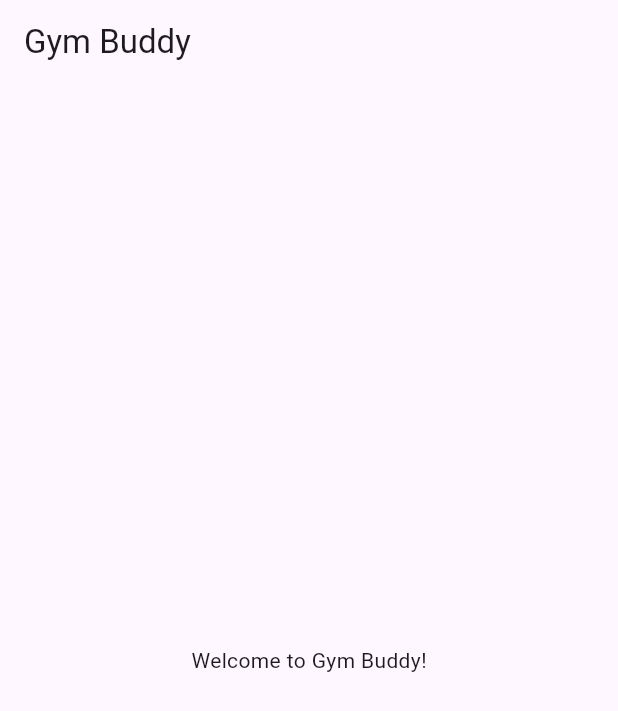
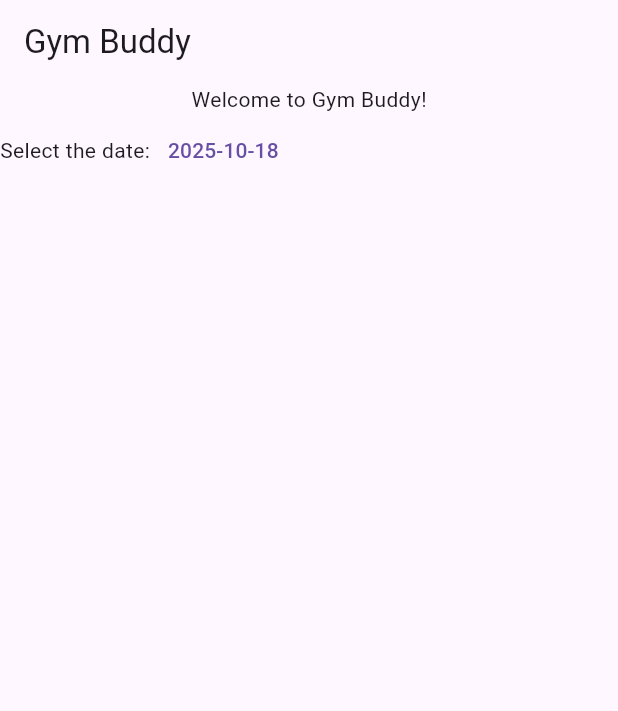
Before and after one commit to vamsikandula03/gymbuddies-fitnesstrackerapp, a Flutter app: the screen it shows after launch, on a phone screen of 412 x 824 dp. Shown: the top 711 px of the screen. Run offline on Flutter 3.47's test engine with Material 3 defaults, Android fonts, the phone set to English and light mode, and no system bars.

Commit message:
modified homepage,created datamodels and a data file

```diff
--- a/gym_buddy/lib/Homepage.dart
+++ b/gym_buddy/lib/Homepage.dart
@@ -1,6 +1,29 @@
 import 'package:flutter/material.dart';
+import 'package:gym_buddy/data/data.dart';
 
-class Homepage extends StatelessWidget {
+class Homepage extends StatefulWidget {
+  @override
+  State<Homepage> createState() => _HomepageState();
+}
+
+class _HomepageState extends State<Homepage> {
+  DateTime selectedDate = DateTime.now();
+
+  Future<void> _pickDate() async {
+    DateTime? picked = await showDatePicker(
+      context: context,
+      initialDate: selectedDate,
+      firstDate: DateTime(2000),
+      lastDate: DateTime(2100),
+    );
+    if (picked != null && picked != selectedDate) {
+      setState(() {
+         selectedDate = picked;
+      });
+
+    }
+  }
+
   @override
   Widget build(BuildContext context) {
     return MaterialApp(
@@ -8,8 +31,24 @@ class Homepage extends StatelessWidget {
         appBar: AppBar(
           title: Text('Gym Buddy'),
         ),
-        body: Center(
-          child: Text('Welcome to Gym Buddy!'),
+        body: Column(
+          children: [
+            Text('Welcome to Gym Buddy!'),
+            Row(
+              children: [
+                Text('Select the date:'),
+                TextButton(onPressed: _pickDate, child: Text(selectedDate.toLocal().toString().split(' ')[0])),
+                // Date picker widget can be added here
+              ],
+            ),
+            Expanded(
+              child: ListView.builder(itemBuilder: (context, index) {
+                return ListTile(
+                  title: Text(filteredExercisesByDate(selectedDate)[index].name),
+                );
+              }, itemCount: filteredExercisesByDate(selectedDate).length),
+            )
+          ],
         ),
       ),
     );
--- /dev/null
+++ b/gym_buddy/lib/data/data.dart
@@ -0,0 +1,6 @@
+import 'package:gym_buddy/datamodels/Exercise.dart';
+
+List<Exercise> exercises = [Exercise("forearms",DateTime.parse("2025-10-19")), Exercise("biceps",DateTime.parse("2025-10-20")),Exercise("legs", DateTime.parse("2025-10-20"))];
+List<Exercise> filteredExercisesByDate(DateTime date) {
+  return exercises.where((exercise) => exercise.date == date).toList();
+}
--- /dev/null
+++ b/gym_buddy/lib/datamodels/Exercise.dart
@@ -0,0 +1,8 @@
+import 'package:gym_buddy/datamodels/ExerciseSet.dart';
+
+class Exercise {
+  DateTime? date;
+  String name;
+  List<Exerciseset>? sets;
+  Exercise(this.name,this.date);
+}
--- /dev/null
+++ b/gym_buddy/lib/datamodels/ExerciseSet.dart
@@ -0,0 +1,5 @@
+class Exerciseset {
+  int? id;
+  int? reps;
+  double? weight;
+}
--- a/gym_buddy/lib/main.dart
+++ b/gym_buddy/lib/main.dart
@@ -8,6 +8,8 @@
 class MyApp extends StatelessWidget {
   @override
   Widget build(BuildContext context) {
-    return Homepage();
+    return MaterialApp(
+      home: Homepage(),
+    );
   }
 }
```
